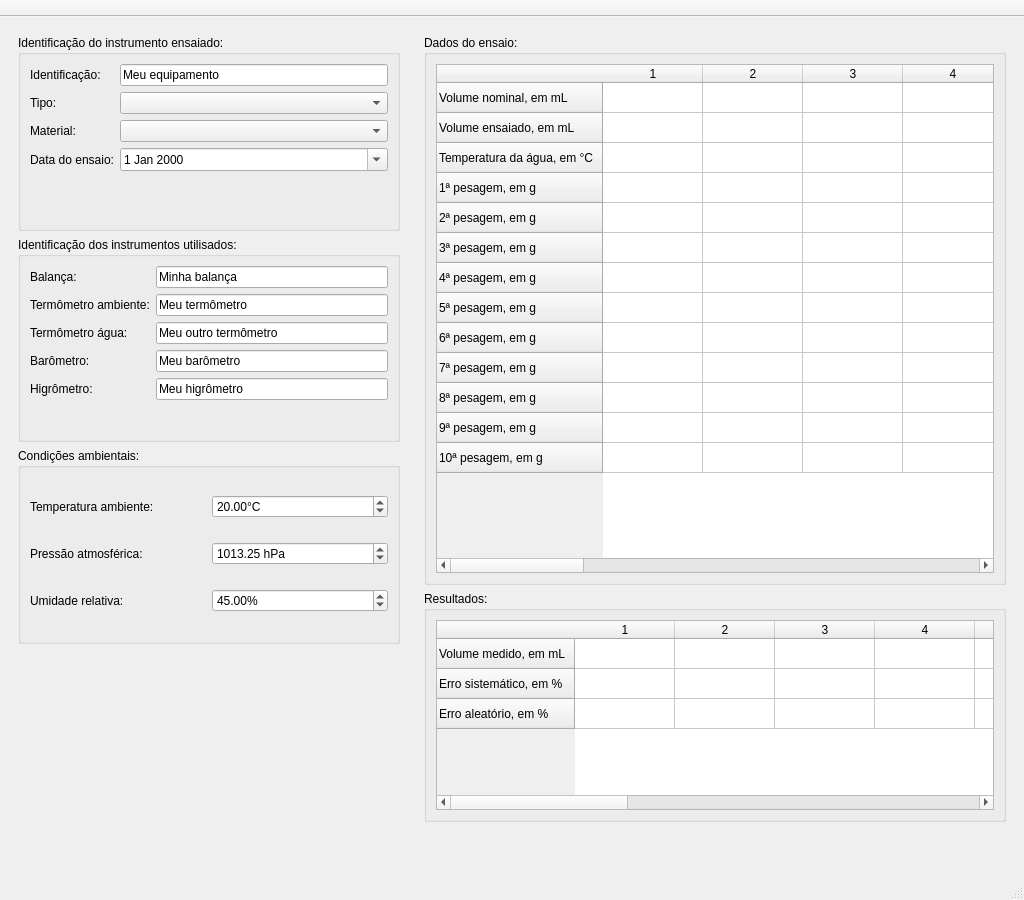
Qt form vaca.ui (brunoparente77/vaca) before a commit.
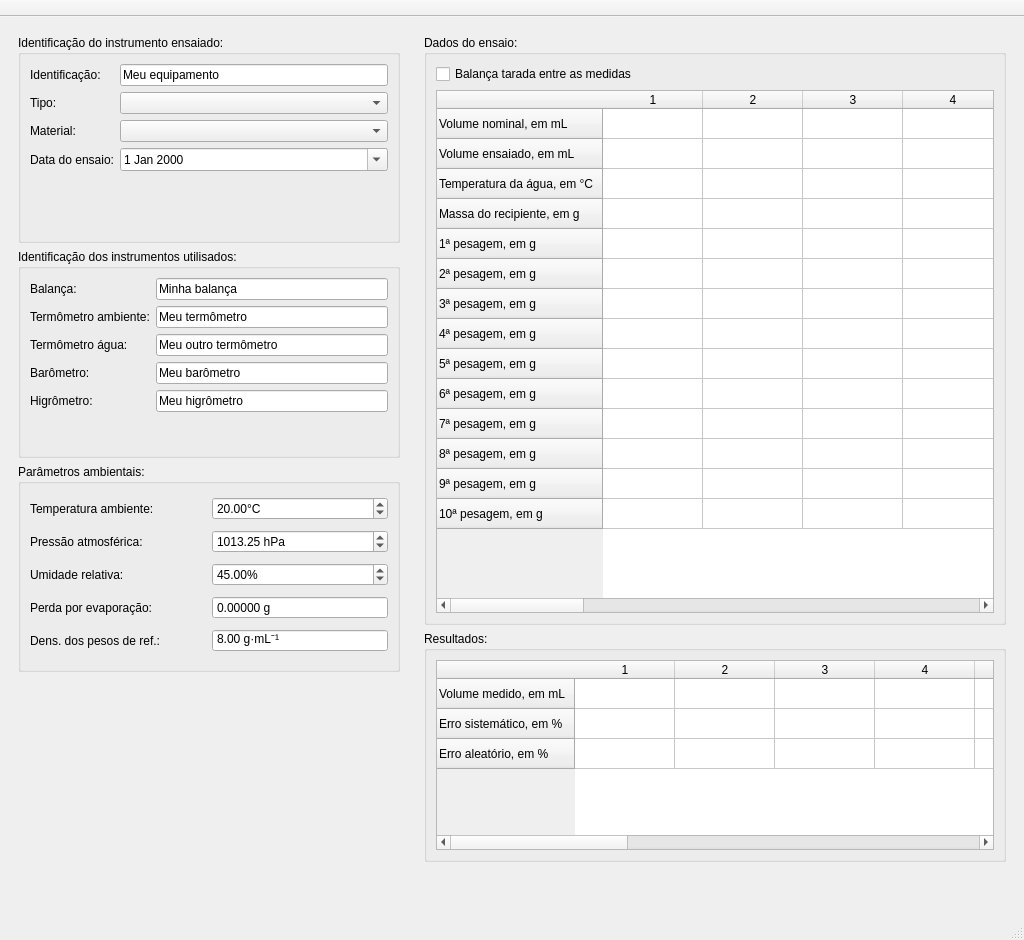
The same form after that commit. Icons and pictures are not drawn.

Commit message: inserindo estrutura pra ISO 4787

What changed in the file:
```diff
--- a/vaca.ui
+++ b/vaca.ui
@@ -7,13 +7,13 @@
     <x>0</x>
     <y>0</y>
     <width>1024</width>
-    <height>900</height>
+    <height>940</height>
    </rect>
   </property>
   <property name="minimumSize">
    <size>
     <width>1024</width>
-    <height>900</height>
+    <height>720</height>
    </size>
   </property>
   <property name="maximumSize">
@@ -225,7 +225,7 @@
          <property name="minimumSize">
           <size>
            <width>0</width>
-           <height>155</height>
+           <height>205</height>
           </size>
          </property>
          <property name="maximumSize">
@@ -235,7 +235,7 @@
           </size>
          </property>
          <property name="title">
-          <string>Condições ambientais:</string>
+          <string>Parâmetros ambientais:</string>
          </property>
          <layout class="QGridLayout" name="gridLayout_2">
           <item row="1" column="1">
@@ -257,32 +257,6 @@
             </property>
            </widget>
           </item>
-          <item row="2" column="0">
-           <widget class="QLabel" name="label_25">
-            <property name="text">
-             <string>Umidade relativa:</string>
-            </property>
-           </widget>
-          </item>
-          <item row="0" column="1">
-           <widget class="QDoubleSpinBox" name="tempAmb">
-            <property name="suffix">
-             <string>°C</string>
-            </property>
-            <property name="minimum">
-             <double>15.000000000000000</double>
-            </property>
-            <property name="maximum">
-             <double>27.000000000000000</double>
-            </property>
-            <property name="singleStep">
-             <double>0.500000000000000</double>
-            </property>
-            <property name="value">
-             <double>20.000000000000000</double>
-            </property>
-           </widget>
-          </item>
           <item row="0" column="0">
            <widget class="QLabel" name="label_27">
             <property name="text">
@@ -290,13 +264,6 @@
             </property>
            </widget>
           </item>
-          <item row="1" column="0">
-           <widget class="QLabel" name="label_24">
-            <property name="text">
-             <string>Pressão atmosférica:</string>
-            </property>
-           </widget>
-          </item>
           <item row="2" column="1">
            <widget class="QDoubleSpinBox" name="umidRel">
             <property name="suffix">
@@ -316,6 +283,97 @@
             </property>
            </widget>
           </item>
+          <item row="1" column="0">
+           <widget class="QLabel" name="label_24">
+            <property name="text">
+             <string>Pressão atmosférica:</string>
+            </property>
+           </widget>
+          </item>
+          <item row="0" column="1">
+           <widget class="QDoubleSpinBox" name="tempAmb">
+            <property name="suffix">
+             <string>°C</string>
+            </property>
+            <property name="minimum">
+             <double>15.000000000000000</double>
+            </property>
+            <property name="maximum">
+             <double>27.000000000000000</double>
+            </property>
+            <property name="singleStep">
+             <double>0.500000000000000</double>
+            </property>
+            <property name="value">
+             <double>20.000000000000000</double>
+            </property>
+           </widget>
+          </item>
+          <item row="2" column="0">
+           <widget class="QLabel" name="label_25">
+            <property name="text">
+             <string>Umidade relativa:</string>
+            </property>
+           </widget>
+          </item>
+          <item row="3" column="0">
+           <widget class="QLabel" name="label_5">
+            <property name="text">
+             <string>Perda por evaporação:</string>
+            </property>
+           </widget>
+          </item>
+          <item row="3" column="1">
+           <widget class="QDoubleSpinBox" name="mEvap">
+            <property name="buttonSymbols">
+             <enum>QAbstractSpinBox::NoButtons</enum>
+            </property>
+            <property name="suffix">
+             <string> g</string>
+            </property>
+            <property name="decimals">
+             <number>5</number>
+            </property>
+            <property name="maximum">
+             <double>10.000000000000000</double>
+            </property>
+            <property name="singleStep">
+             <double>0.010000000000000</double>
+            </property>
+            <property name="stepType">
+             <enum>QAbstractSpinBox::AdaptiveDecimalStepType</enum>
+            </property>
+           </widget>
+          </item>
+          <item row="4" column="0">
+           <widget class="QLabel" name="label_6">
+            <property name="text">
+             <string>Dens. dos pesos de ref.:</string>
+            </property>
+           </widget>
+          </item>
+          <item row="4" column="1">
+           <widget class="QDoubleSpinBox" name="densPesos">
+            <property name="buttonSymbols">
+             <enum>QAbstractSpinBox::NoButtons</enum>
+            </property>
+            <property name="suffix">
+             <string> g·mL⁻¹</string>
+            </property>
+            <property name="decimals">
+             <number>2</number>
+            </property>
+            <property name="minimum">
+             <double>1.000000000000000</double>
+            </property>
+            <property name="maximum">
+             <double>20.000000000000000</double>
+            </property>
+            <property name="value">
+             <double>8.000000000000000</double>
+            </property>
+           </widget>
+          </item>
          </layout>
         </widget>
        </item>
@@ -371,13 +429,20 @@
          <property name="minimumSize">
           <size>
            <width>0</width>
-           <height>550</height>
+           <height>590</height>
           </size>
          </property>
          <property name="title">
           <string>Dados do ensaio:</string>
          </property>
          <layout class="QVBoxLayout" name="verticalLayout_3">
+          <item>
+           <widget class="QCheckBox" name="checkTara">
+            <property name="text">
+             <string>Balança tarada entre as medidas</string>
+            </property>
+           </widget>
+          </item>
           <item>
            <widget class="QTableWidget" name="tableData">
             <property name="verticalScrollBarPolicy">
@@ -393,7 +458,7 @@
              <bool>false</bool>
             </property>
             <property name="rowCount">
-             <number>13</number>
+             <number>14</number>
             </property>
             <property name="columnCount">
              <number>12</number>
@@ -416,6 +481,11 @@
               <string>Temperatura da água, em °C</string>
              </property>
             </row>
+            <row>
+             <property name="text">
+              <string>Massa do recipiente, em g</string>
+             </property>
+            </row>
             <row>
              <property name="text">
               <string>1ª pesagem, em g</string>
```
The commit also changes 2 other files.
